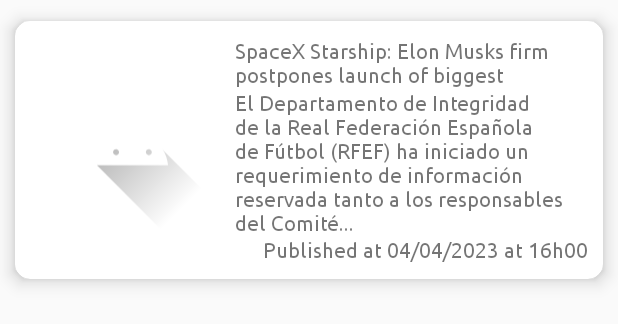
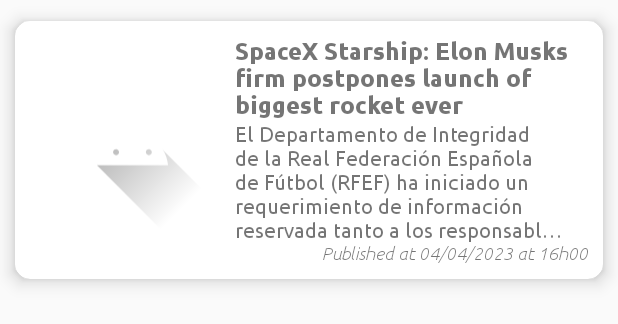
Before and after one commit to afbarboza/NewsFeed, an Android app: the layout article_view_holder.xml on its own in the app's theme, with its tools: preview values and no code run, on a phone screen of 412 x 824 dp. Shown: the top 324 px of the screen. Run offline under Robolectric (Android 15) with nearby library versions, the phone set to English and light mode, and no system bars; network calls fail.

Commit message:
Initial commit for card styles

```diff
--- a/app/src/main/res/layout/article_view_holder.xml
+++ b/app/src/main/res/layout/article_view_holder.xml
@@ -36,9 +36,11 @@
             app:layout_constraintBottom_toTopOf="@id/tvHeadlineDescription"
             app:layout_constraintStart_toEndOf="@id/ivHeadlineImage"
             app:layout_constraintEnd_toEndOf="parent"
-            android:maxLines="2"
-            android:inputType="textMultiLine"
-            android:singleLine="false"/>
+            android:maxLines="3"
+            android:singleLine="false"
+            android:fontFamily="@font/ubuntu_bold"
+            android:textSize="@dimen/size_headline_title"
+            android:ellipsize="end"/>
 
 
         <TextView
@@ -50,7 +52,11 @@
             app:layout_constraintTop_toBottomOf="@id/tvHeadlineTitle"
             app:layout_constraintBottom_toTopOf="@id/tvHeadlinePublishedAt"
             app:layout_constraintStart_toEndOf="@id/ivHeadlineImage"
-            app:layout_constraintEnd_toEndOf="parent"/>
+            app:layout_constraintEnd_toEndOf="parent"
+            android:textSize="@dimen/size_headline_description"
+            android:maxLines="5"
+            android:ellipsize="end"
+            />
 
 
         <TextView
@@ -60,7 +66,9 @@
             app:layout_constraintTop_toBottomOf="@id/tvHeadlineDescription"
             app:layout_constraintBottom_toBottomOf="parent"
             app:layout_constraintEnd_toEndOf="parent"
-            android:text="Published at 04/04/2023 at 16h00"/>
+            android:text="@string/placeholder_headline_published_at"
+            android:textSize="@dimen/size_headline_published_at"
+            android:fontFamily="@font/ubuntu_lightitalic"/>
 
 
     </androidx.constraintlayout.widget.ConstraintLayout>
--- /dev/null
+++ b/app/src/main/res/values/dimens.xml
@@ -0,0 +1,6 @@
+<?xml version="1.0" encoding="utf-8"?>
+<resources>
+    <dimen name="size_headline_title">16sp</dimen>
+    <dimen name="size_headline_description">14sp</dimen>
+    <dimen name="size_headline_published_at">12sp</dimen>
+</resources>
--- a/app/src/main/res/values/strings.xml
+++ b/app/src/main/res/values/strings.xml
@@ -2,4 +2,6 @@
     <string name="app_name">NewsFeed</string>
     <string name="placeholder_headline_title">SpaceX Starship: Elon Musks firm postpones launch of biggest rocket ever</string>
     <string name="placeholder_headline_description">El Departamento de Integridad de la Real Federación Española de Fútbol (RFEF) ha iniciado un requerimiento de información reservada tanto a los responsables del Comité...</string>
+    <string name="placeholder_published_at">Published at 04/04/2023 at 16h00</string>
+    <string name="placeholder_headline_published_at">Published at 04/04/2023 at 16h00</string>
 </resources>
```
